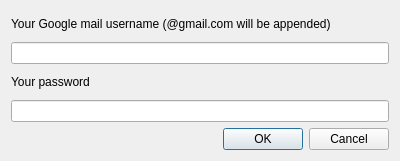
This is calendar/GoogleData.ui in KDE/akonadi-googledata-resource as Qt 5 draws it before an edit. The edited form follows.
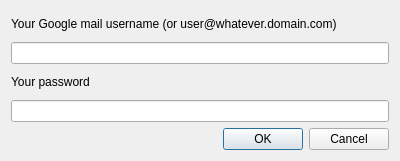
This is the edited form.

Commit message: Fixing an old user complain: using a descriptive string for user + password dialog (to explain that hosted google accounts are supported).

Patch:
```diff
--- a/calendar/GoogleData.ui
+++ b/calendar/GoogleData.ui
@@ -19,7 +19,7 @@
      <item>
       <widget class="QLabel" name="lbAccount">
        <property name="text">
-        <string>Your Google mail username (@gmail.com will be appended)</string>
+        <string>Your Google mail username (or user@whatever.domain.com)</string>
        </property>
        <property name="buddy">
         <cstring>eAccount</cstring>
```
The commit also changes 1 other file.
